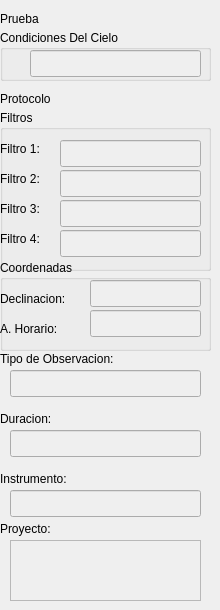
The window that gui/formpruebadata.ui (joselp/observe-qt) describes before a commit, drawn with Qt 5.
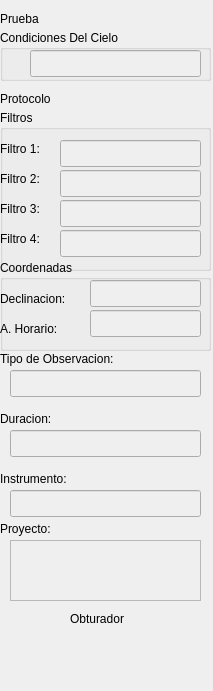
The same window after the commit.

Commit message: Agregado Label del obturador y conectado con los comandos de la consola. Creado script de obturador1

Diff of the .ui file:
```diff
--- a/gui/formpruebadata.ui
+++ b/gui/formpruebadata.ui
@@ -6,8 +6,8 @@
    <rect>
     <x>0</x>
     <y>0</y>
-    <width>220</width>
-    <height>610</height>
+    <width>213</width>
+    <height>691</height>
    </rect>
   </property>
   <property name="windowTitle">
@@ -357,6 +357,32 @@
     <string>Protocolo</string>
    </property>
   </widget>
+  <widget class="QLabel" name="label_13">
+   <property name="geometry">
+    <rect>
+     <x>70</x>
+     <y>610</y>
+     <width>81</width>
+     <height>17</height>
+    </rect>
+   </property>
+   <property name="text">
+    <string>Obturador</string>
+   </property>
+  </widget>
+  <widget class="QLabel" name="labelObturador">
+   <property name="geometry">
+    <rect>
+     <x>75</x>
+     <y>630</y>
+     <width>61</width>
+     <height>51</height>
+    </rect>
+   </property>
+   <property name="text">
+    <string/>
+   </property>
+  </widget>
  </widget>
  <resources/>
  <connections/>
```
The commit also changes 38 other files.
